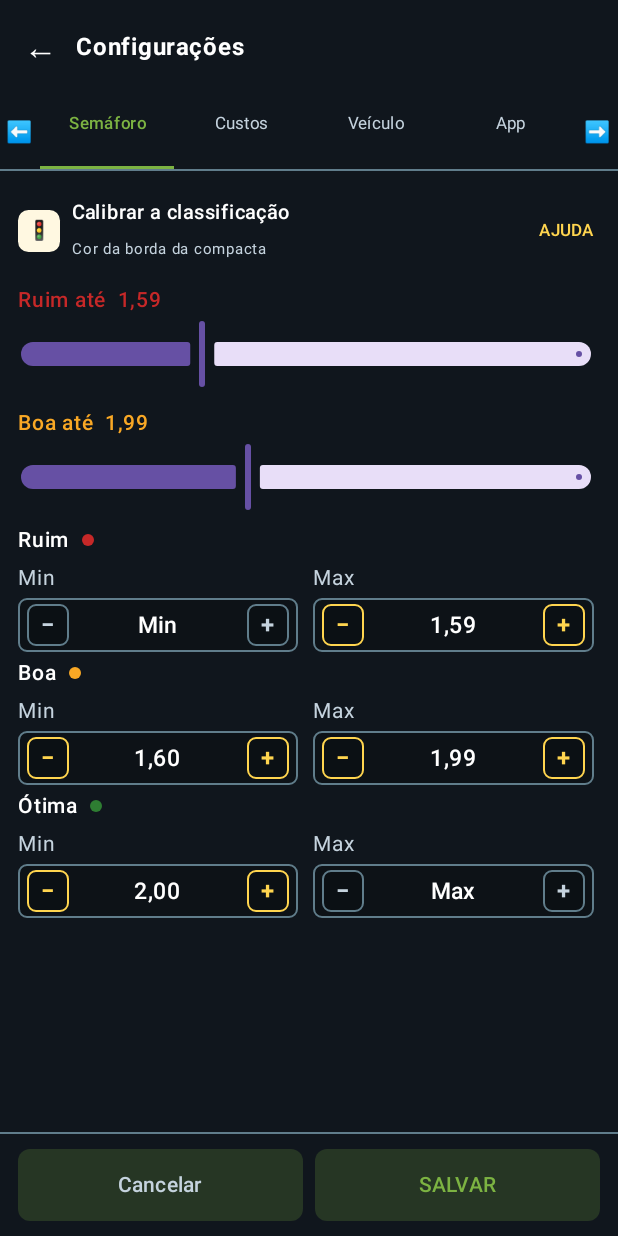
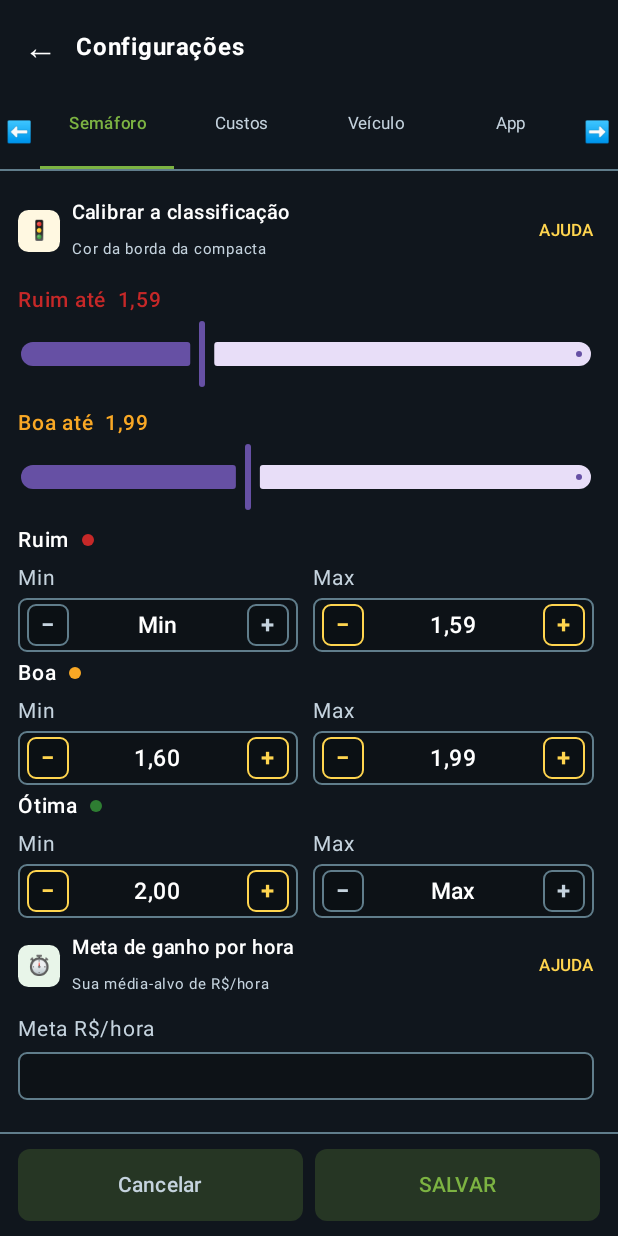
Before and after one commit to alankardecjr/App_Gestor_Driver, an Android app built with Jetpack Compose: the composable ConfiguracoesScreen shown on its own in the app's theme, on a phone screen of 412 x 824 dp. Run offline under Robolectric (Android 15) with nearby library versions, the phone set to English and light mode, and no system bars; 4 statements that could not run were skipped.

Commit message:
Semaforo: add R$/hour target (meta de ganho por hora)
Beyond the 3 R$/km tiers (Ruim/Boa/Otima), the Semaforo tab now captures the
driver's target R$/hour so the app understands their per-time metric. Adds
metaGanhoHora to the config (persisted) plus helpers metaGanhoHoraDefinida() and
atingeMetaGanhoHora(valorPorHora). +1 unit test (197 total, 0 failures).

Follow-up: color the compacta R$/HORA cell by the target (needs config->overlay
snapshot wiring).

Co-authored-by: Alan Kardec Jr <akardec35@gmail.com>

```diff
--- a/android-app/app/src/main/java/br/com/gestordriver/data/ConfiguracaoStore.kt
+++ b/android-app/app/src/main/java/br/com/gestordriver/data/ConfiguracaoStore.kt
@@ -71,6 +71,7 @@ fun ConfiguracaoUsuario.paraPreferencias(): Map<String, String> = mapOf(
     "limiteBoaMax" to limiteBoaMax.toString(),
     "limiteOtimaMin" to limiteOtimaMin.toString(),
     "limiteOtimaMax" to limiteOtimaMax.toString(),
+    "metaGanhoHora" to metaGanhoHora.toString(),
 )
 
 fun Map<String, String>.paraConfiguracaoUsuario(): ConfiguracaoUsuario {
@@ -132,6 +133,7 @@ fun Map<String, String>.paraConfiguracaoUsuario(): ConfiguracaoUsuario {
         limiteBoaMax = this["limiteBoaMax"]?.toDoubleOrNull() ?: padrao.limiteBoaMax,
         limiteOtimaMin = this["limiteOtimaMin"]?.toDoubleOrNull() ?: padrao.limiteOtimaMin,
         limiteOtimaMax = this["limiteOtimaMax"]?.toDoubleOrNull() ?: padrao.limiteOtimaMax,
+        metaGanhoHora = this["metaGanhoHora"]?.toDoubleOrNull() ?: padrao.metaGanhoHora,
     )
 }
 
--- a/android-app/app/src/main/java/br/com/gestordriver/ui/ConfiguracoesScreen.kt
+++ b/android-app/app/src/main/java/br/com/gestordriver/ui/ConfiguracoesScreen.kt
@@ -544,6 +544,21 @@ private fun AbaClassificacao(viewModel: ConfiguracoesViewModel) {
         viewModel::atualizarLimiteOtimaMin,
         viewModel::atualizarLimiteOtimaMax,
     )
+    SubtituloSecao(
+        texto = "Meta de ganho por hora",
+        subtitulo = "Sua média-alvo de R$/hora",
+        icone = "⏱️",
+        fundoIcone = Color(0xFFE8F5E9),
+        ajuda = "Defina quanto você quer ganhar por hora (R\$/h). O app usa essa meta para indicar se a corrida atinge o seu objetivo por tempo. 0 = sem meta.",
+    )
+    Row(modifier = Modifier.fillMaxWidth()) {
+        CampoNumericoCaixa(
+            "Meta R\$/hora",
+            configuracao.metaGanhoHora,
+            viewModel::atualizarMetaGanhoHora,
+            Modifier.weight(1f),
+        )
+    }
     }
 }
 
--- a/android-app/app/src/main/java/br/com/gestordriver/ui/ConfiguracoesViewModel.kt
+++ b/android-app/app/src/main/java/br/com/gestordriver/ui/ConfiguracoesViewModel.kt
@@ -219,6 +219,10 @@ class ConfiguracoesViewModel(
         aplicar(FaixasClassificacao.aplicar(configuracao, FaixasClassificacao.Campo.OTIMA_MAX, valor))
     }
 
+    fun atualizarMetaGanhoHora(valor: Double) {
+        aplicar(configuracao.copy(metaGanhoHora = valor.coerceAtLeast(0.0)))
+    }
+
     fun salvar(aplicarAbastecimento: Boolean = true) {
         val comAbastecimento = if (aplicarAbastecimento) {
             configuracao.aplicarCalculoAbastecimento()
```
Also changed, not shown: android-app/app/src/main/java/br/com/gestordriver/model/ConfiguracaoUsuario.kt (+13 -0 lines), 1 other file.
